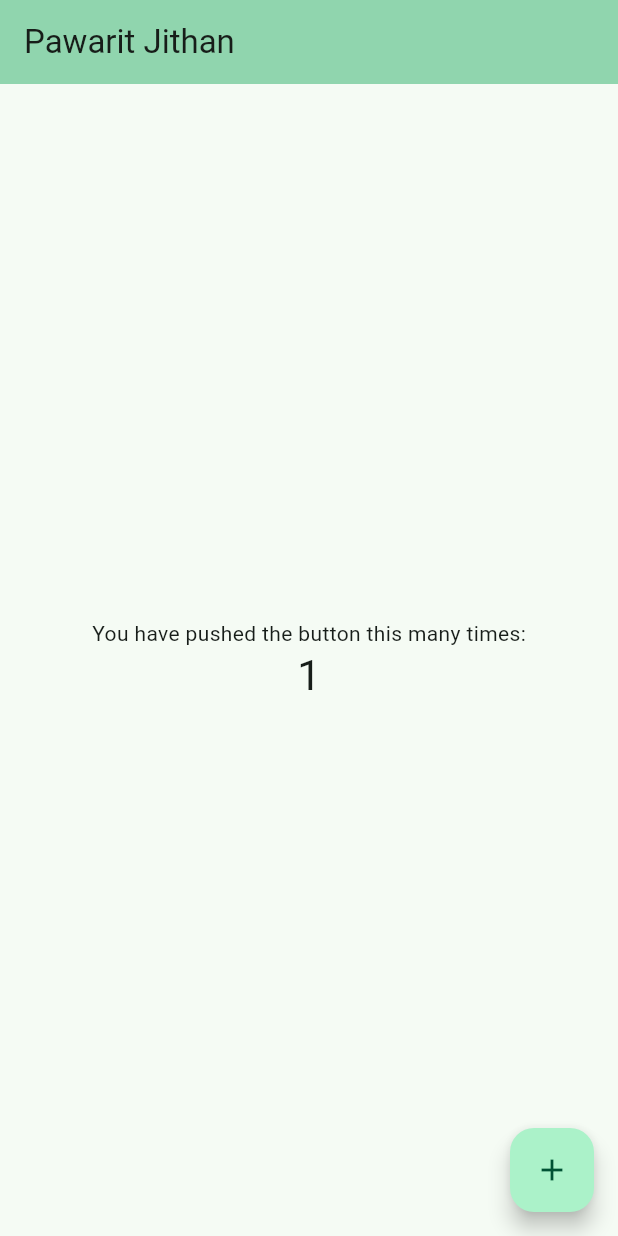
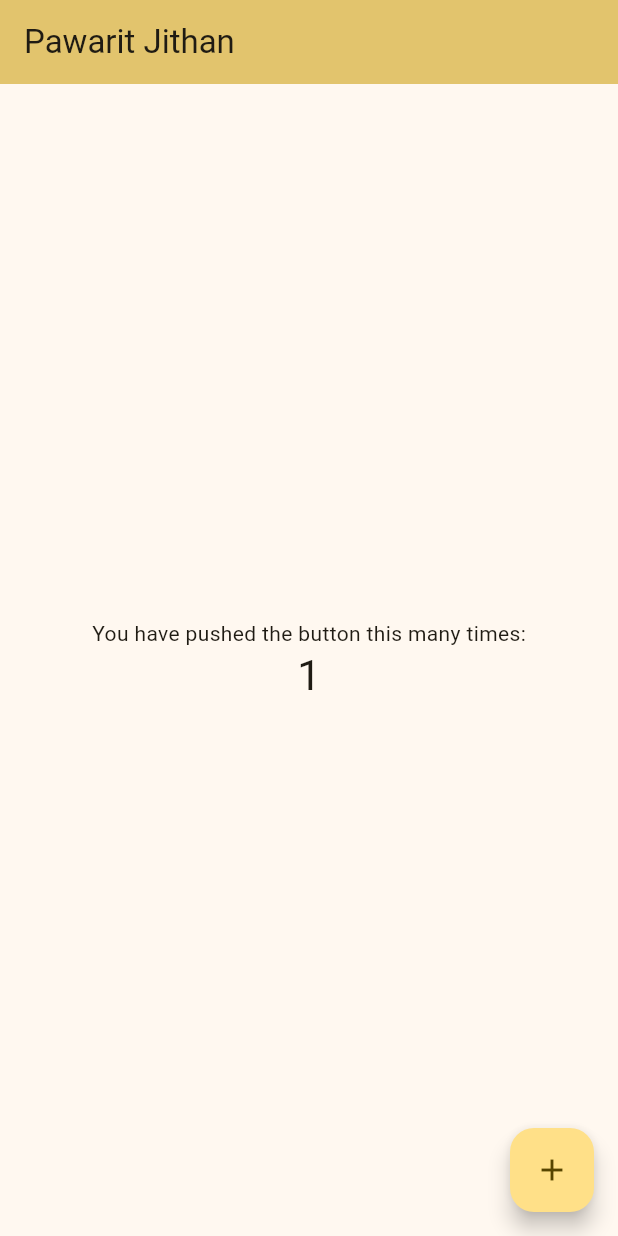
Before and after one commit to Loradort/flutter_app, a Flutter app: the screen it shows after launch, after a tap on the "add" icon, on a phone screen of 412 x 824 dp. Run offline on Flutter 3.47's test engine with Material 3 defaults, Android fonts, the phone set to English and light mode, and no system bars.

```diff
--- a/lib/main.dart
+++ b/lib/main.dart
@@ -1,4 +1,6 @@
 import 'package:flutter/material.dart';
+
+import 'my_home_page.dart';
 
 void main() {
   runApp(const MyApp());
@@ -7,29 +9,13 @@ void main() {
 class MyApp extends StatelessWidget {
   const MyApp({super.key});
 
-  // This widget is the root of your application.
   @override
   Widget build(BuildContext context) {
     return MaterialApp(
       title: 'Flutter Demo',
       theme: ThemeData(
-        // This is the theme of your application.
-        //
-        // TRY THIS: Try running your application with "flutter run". You'll see
-        // the application has a purple toolbar. Then, without quitting the app,
-        // try changing the seedColor in the colorScheme below to Colors.green
-        // and then invoke "hot reload" (save your changes or press the "hot
-        // reload" button in a Flutter-supported IDE, or press "r" if you used
-        // the command line to start the app).
-        //
-        // Notice that the counter didn't reset back to zero; the application
-        // state is not lost during the reload. To reset the state, use hot
-        // restart instead.
-        //
-        // This works for code too, not just values: Most code changes can be
-        // tested with just a hot reload.
         colorScheme:
-            ColorScheme.fromSeed(seedColor: Color.fromARGB(175, 119, 214, 165)),
+            ColorScheme.fromSeed(seedColor: Color.fromARGB(173, 255, 207, 35)),
         useMaterial3: true,
       ),
       home: const MyHomePage(
@@ -38,91 +24,3 @@ class MyApp extends StatelessWidget {
     );
   }
 }
-
-class MyHomePage extends StatefulWidget {
-  const MyHomePage({super.key, required this.title});
-
-  // This widget is the home page of your application. It is stateful, meaning
-  // that it has a State object (defined below) that contains fields that affect
-  // how it looks.
-
-  // This class is the configuration for the state. It holds the values (in this
-  // case the title) provided by the parent (in this case the App widget) and
-  // used by the build method of the State. Fields in a Widget subclass are
-  // always marked "final".
-
-  final String title;
-
-  @override
-  State<MyHomePage> createState() => _MyHomePageState();
-}
-
-class _MyHomePageState extends State<MyHomePage> {
-  int _counter = 0;
-
-  void _incrementCounter() {
-    setState(() {
-      // This call to setState tells the Flutter framework that something has
-      // changed in this State, which causes it to rerun the build method below
-      // so that the display can reflect the updated values. If we changed
-      // _counter without calling setState(), then the build method would not be
-      // called again, and so nothing would appear to happen.
-      _counter++;
-    });
-  }
-
-  @override
-  Widget build(BuildContext context) {
-    // This method is rerun every time setState is called, for instance as done
-    // by the _incrementCounter method above.
-    //
-    // The Flutter framework has been optimized to make rerunning build methods
-    // fast, so that you can just rebuild anything that needs updating rather
-    // than having to individually change instances of widgets.
-    return Scaffold(
-      appBar: AppBar(
-        // TRY THIS: Try changing the color here to a specific color (to
-        // Colors.amber, perhaps?) and trigger a hot reload to see the AppBar
-        // change color while the other colors stay the same.
-        backgroundColor: Theme.of(context).colorScheme.inversePrimary,
-        // Here we take the value from the MyHomePage object that was created by
-        // the App.build method, and use it to set our appbar title.
-        title: Text(widget.title),
-      ),
-      body: Center(
-        // Center is a layout widget. It takes a single child and positions it
-        // in the middle of the parent.
-        child: Column(
-          // Column is also a layout widget. It takes a list of children and
-          // arranges them vertically. By default, it sizes itself to fit its
-          // children horizontally, and tries to be as tall as its parent.
-          //
-          // Column has various properties to control how it sizes itself and
-          // how it positions its children. Here we use mainAxisAlignment to
-          // center the children vertically; the main axis here is the vertical
-          // axis because Columns are vertical (the cross axis would be
-          // horizontal).
-          //
-          // TRY THIS: Invoke "debug painting" (choose the "Toggle Debug Paint"
-          // action in the IDE, or press "p" in the console), to see the
-          // wireframe for each widget.
-          mainAxisAlignment: MainAxisAlignment.center,
-          children: <Widget>[
-            const Text(
-              'You have pushed the button this many times:',
-            ),
-            Text(
-              '$_counter',
-              style: Theme.of(context).textTheme.headlineMedium,
-            ),
-          ],
-        ),
-      ),
-      floatingActionButton: FloatingActionButton(
-        onPressed: _incrementCounter,
-        tooltip: 'Increment',
-        child: const Icon(Icons.add),
-      ), // This trailing comma makes auto-formatting nicer for build methods.
-    );
-  }
-}
--- /dev/null
+++ b/lib/my_home_page.dart
@@ -0,0 +1,49 @@
+import 'package:flutter/material.dart';
+
+class MyHomePage extends StatefulWidget {
+  const MyHomePage({super.key, required this.title});
+
+  final String title;
+
+  @override
+  State<MyHomePage> createState() => _MyHomePageState();
+}
+
+class _MyHomePageState extends State<MyHomePage> {
+  int _counter = 0;
+
+  void _incrementCounter() {
+    setState(() {
+      _counter++;
+    });
+  }
+
+  @override
+  Widget build(BuildContext context) {
+    return Scaffold(
+      appBar: AppBar(
+        backgroundColor: Theme.of(context).colorScheme.inversePrimary,
+        title: Text(widget.title),
+      ),
+      body: Center(
+        child: Column(
+          mainAxisAlignment: MainAxisAlignment.center,
+          children: <Widget>[
+            const Text(
+              'You have pushed the button this many times:',
+            ),
+            Text(
+              '$_counter',
+              style: Theme.of(context).textTheme.headlineMedium,
+            ),
+          ],
+        ),
+      ),
+      floatingActionButton: FloatingActionButton(
+        onPressed: _incrementCounter,
+        tooltip: 'Increment',
+        child: const Icon(Icons.add),
+      ), // This trailing comma makes auto-formatting nicer for build methods.
+    );
+  }
+}
```
Also changed, not shown: 3 other files.
